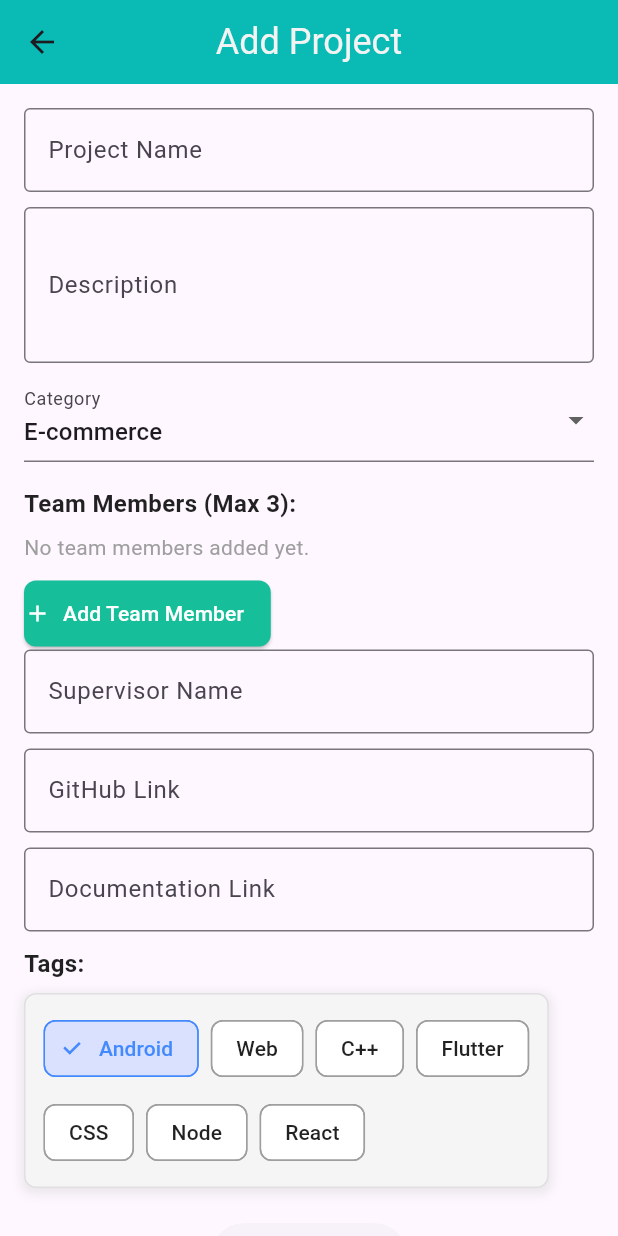
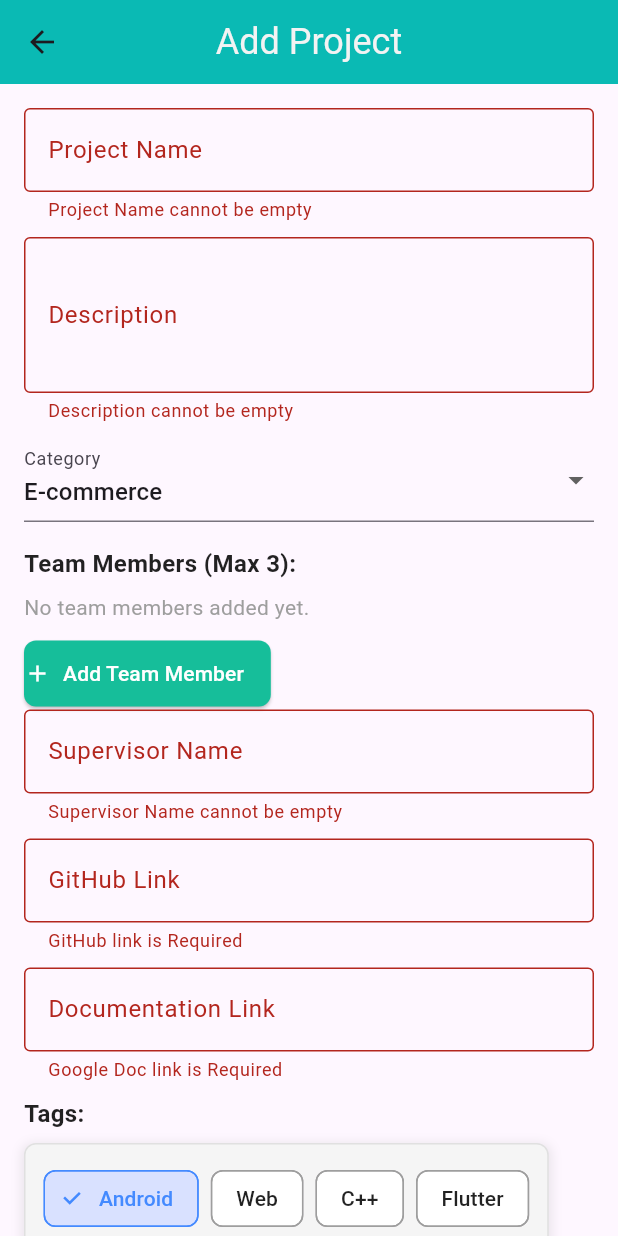
Before and after one commit to OmerFShuhag/Insight, a Flutter app: the AddProjectPage screen opened directly, after a tap on "Android", on a phone screen of 412 x 824 dp. Run offline on Flutter 3.47's test engine with Material 3 defaults, Android fonts, the phone set to English and light mode, and no system bars; our stand-ins replace cloud_firestore, curved_navigation_bar, firebase_auth, firebase_core, fluttertoast; accounts and stored records are empty.

Commit message:
Add project validation

```diff
--- a/lib/body/Home/AddProject.dart
+++ b/lib/body/Home/AddProject.dart
@@ -4,6 +4,7 @@ import 'package:insight/body/Home/AllProjects.dart';
 import 'package:insight/body/databseViewModel.dart';
 import 'package:insight/body/Project_class.dart' as projectClass;
 import 'package:insight/body/homepage.dart';
+import 'package:insight/validators.dart';
 
 class AddProjectPage extends StatefulWidget {
   @override
@@ -47,25 +48,44 @@ class _AddProjectPageState extends State<AddProjectPage> {
     'Flutter',
     'CSS',
     'Node',
-    'React'
+    'React',
+    'Python',
+    'Java',
+    'JavaScript',
   ];
+
+  bool _isFormValid = false;
+  bool _teamMembersTouched = false;
 
   void _addTeamMember(String name, String id) {
     if (_teamMembers.length < _maxTeamMembers) {
       setState(() {
         _teamMembers.add({'name': name, 'id': id});
+        _teamMembersTouched = true;
       });
+      _checkFormValidity();
     }
   }
 
   void _removeTeamMember(int index) {
     setState(() {
       _teamMembers.removeAt(index);
+      _teamMembersTouched = true;
+    });
+    _checkFormValidity();
+  }
+
+  void _checkFormValidity() {
+    final isValid = _formKey.currentState?.validate() ?? false;
+
+    final teamValid = _teamMembers.isNotEmpty;
+    setState(() {
+      _isFormValid = isValid && teamValid;
     });
   }
 
   Future<void> _saveProject() async {
-    if (_formKey.currentState!.validate()) {
+    if (_formKey.currentState!.validate() && _teamMembers.isNotEmpty) {
       final String projectId = '';
       final project = projectClass.Project(
         id: projectId,
@@ -75,7 +95,7 @@ class _AddProjectPageState extends State<AddProjectPage> {
         teamMembers: _teamMembers,
         supervisorName: _supervisorNameController.text,
         githubLink: _githubLinkController.text,
-        DocLink: '',
+        DocLink: _docLinkController.text,
         tags: _selectedTags,
       );
 
@@ -91,6 +111,8 @@ class _AddProjectPageState extends State<AddProjectPage> {
           _teamMembers.clear();
           _selectedTags.clear();
           _selectedCategory = _categories.first;
+          _teamMembersTouched = false;
+          _isFormValid = false;
         });
         Navigator.of(context).pushReplacement(
           MaterialPageRoute(builder: (context) => Homepage()),
@@ -127,14 +149,16 @@ class _AddProjectPageState extends State<AddProjectPage> {
               _buildTextField(
                 controller: _projectNameController,
                 label: 'Project Name',
-                validatorMessage: 'Please enter project name',
+                validator: (value) =>
+                    Validators.validateField(value, 'Project Name'),
               ),
               const SizedBox(height: 10),
               _buildTextField(
                 controller: _descriptionController,
                 label: 'Description',
                 maxLines: 3,
-                validatorMessage: 'Please enter description',
+                validator: (value) =>
+                    Validators.validateField(value, 'Description'),
               ),
               const SizedBox(height: 10),
               _buildDropdownField(),
@@ -143,26 +167,29 @@ class _AddProjectPageState extends State<AddProjectPage> {
               _buildTextField(
                 controller: _supervisorNameController,
                 label: 'Supervisor Name',
-                validatorMessage: 'Please enter supervisor name',
+                validator: (value) =>
+                    Validators.validateField(value, 'Supervisor Name'),
               ),
               const SizedBox(height: 10),
               _buildTextField(
                 controller: _githubLinkController,
                 label: 'GitHub Link',
-                validatorMessage: 'Please enter GitHub link',
+                validator: (value) =>
+                    Validators.validateField(value, 'GitHub Link'),
               ),
               const SizedBox(height: 10),
               _buildTextField(
                 controller: _docLinkController,
                 label: 'Documentation Link',
-                validatorMessage: 'Please enter documentation link',
+                validator: (value) =>
+                    Validators.validateField(value, 'Document Link'),
               ),
               const SizedBox(height: 10),
               _buildTagsSection(),
               const SizedBox(height: 20.0),
               Center(
                 child: ElevatedButton(
-                  onPressed: _saveProject,
+                  onPressed: _isFormValid ? _saveProject : null,
                   child: const Text('Save Project'),
                 ),
               ),
@@ -176,16 +203,17 @@ class _AddProjectPageState extends State<AddProjectPage> {
   Widget _buildTextField({
     required TextEditingController controller,
     required String label,
-    String? validatorMessage,
+    FormFieldValidator<String>? validator,
     int maxLines = 1,
   }) {
     return TextFormField(
+      autovalidateMode: AutovalidateMode.onUserInteraction,
       controller: controller,
       decoration:
           InputDecoration(labelText: label, border: const OutlineInputBorder()),
       maxLines: maxLines,
-      validator: (value) =>
-          value != null && value.isEmpty ? validatorMessage : null,
+      validator: validator,
+      onChanged: (_) => _checkFormValidity(),
     );
   }
 
@@ -259,6 +287,11 @@ class _AddProjectPageState extends State<AddProjectPage> {
             'No team members added yet.',
             style: TextStyle(color: Colors.grey),
           ),
+        if (_teamMembersTouched && _teamMembers.isEmpty)
+          const Text(
+            'Please add at least one team member.',
+            style: TextStyle(color: Colors.red),
+          ),
         if (_teamMembers.length < _maxTeamMembers)
           Padding(
             padding: const EdgeInsets.only(top: 10.0),
@@ -299,13 +332,15 @@ class _AddProjectPageState extends State<AddProjectPage> {
                 _buildTextField(
                   controller: nameController,
                   label: 'Name',
-                  validatorMessage: 'Name is required',
+                  validator: (value) =>
+                      Validators.validateField(value, 'Team Member Name'),
                 ),
                 const SizedBox(height: 8.0),
                 _buildTextField(
                   controller: idController,
                   label: 'ID',
-                  validatorMessage: 'ID is required',
+                  validator: (value) =>
+                      Validators.validateField(value, 'Team Member ID'),
                 ),
               ],
             ),
@@ -377,6 +412,7 @@ class _AddProjectPageState extends State<AddProjectPage> {
                       _selectedTags.remove(tag);
                     }
                   });
+                  _checkFormValidity();
                 },
                 selectedColor: Colors.blueAccent.withOpacity(0.2),
                 checkmarkColor: Colors.blueAccent,
--- a/lib/body/Home/Project_Details.dart
+++ b/lib/body/Home/Project_Details.dart
@@ -29,6 +29,9 @@ class ProjectDetailsPage extends StatelessWidget {
             Text('GitHub Link: ${project.githubLink}',
                 style: TextStyle(fontSize: 16)),
             SizedBox(height: 8),
+            Text('Doc Link: ${project.DocLink}',
+                style: TextStyle(fontSize: 16)),
+            SizedBox(height: 8),
             Text('Description:',
                 style: TextStyle(fontSize: 16, fontWeight: FontWeight.bold)),
             Text(project.description, style: TextStyle(fontSize: 14)),
--- /dev/null
+++ b/lib/body/Project_list.dart
@@ -0,0 +1,82 @@
+import 'package:flutter/material.dart';
+import 'package:insight/body/Project_class.dart';
+import 'package:insight/body/Home/Project_Details.dart';
+
+class ProjectListView extends StatelessWidget {
+  final List<Project> projects;
+
+  const ProjectListView({Key? key, required this.projects}) : super(key: key);
+
+  @override
+  Widget build(BuildContext context) {
+    return ListView.builder(
+      itemCount: projects.length,
+      itemBuilder: (context, index) {
+        final project = projects[index];
+        return ProjectCard(project: project);
+      },
+    );
+  }
+}
+
+class ProjectCard extends StatefulWidget {
+  final Project project;
+
+  const ProjectCard({required this.project});
+
+  @override
+  _ProjectCardState createState() => _ProjectCardState();
+}
+
+class _ProjectCardState extends State<ProjectCard> {
+  bool _isExpanded = false;
+
+  @override
+  Widget build(BuildContext context) {
+    return Card(
+      margin: EdgeInsets.all(10),
+      elevation: 4,
+      child: InkWell(
+        onTap: () {
+          setState(() {
+            _isExpanded = !_isExpanded;
+          });
+        },
+        child: Column(
+          children: [
+            ListTile(
+              title: Text(widget.project.projectName),
+              subtitle: Text(widget.project.category),
+            ),
+            if (_isExpanded) ...[
+              Padding(
+                padding: const EdgeInsets.all(8.0),
+                child: Text(widget.project.description),
+              ),
+              Padding(
+                padding: const EdgeInsets.all(8.0),
+                child: Wrap(
+                  children: widget.project.tags
+                      .map((tag) => Chip(label: Text(tag)))
+                      .toList(),
+                ),
+              ),
+              ElevatedButton(
+                onPressed: () {
+                  Navigator.push(
+                    context,
+                    MaterialPageRoute(
+                      builder: (context) =>
+                          ProjectDetailsPage(project: widget.project),
+                    ),
+                  );
+                },
+                child: Text('View Full Project Info'),
+              ),
+            ],
+          ],
+        ),
+      ),
+    );
+  }
+}
--- a/lib/validators.dart
+++ b/lib/validators.dart
@@ -53,4 +53,56 @@ class Validators {
     }
     return null;
   }
+
+  static String? validateField(String? value, String name) {
+    if (name == 'GitHub Link') {
+      return validateGitHubLink(value, name);
+    } else if (name == 'Document Link') {
+      return validateGoogleDocLink(value, name);
+    } else if (name == 'Project Name' ||
+        name == 'Description' ||
+        name == 'Supervisor Name' ||
+        name == 'Team Member Name') {
+      if (value == null || value.trim().isEmpty) {
+        return '$name cannot be empty';
+      }
+      final fieldRegex = RegExp(r'^[a-zA-Z0-9\s]+$');
+      if (!fieldRegex.hasMatch(value)) {
+        return 'Enter a valid $name';
+      }
+    } else if (name == 'Team Member ID') {
+      if (value == null || value.trim().isEmpty) {
+        return 'ID is Required';
+      }
+      final idRegex = RegExp(r'^[0-9]{16}$');
+      if (!idRegex.hasMatch(value)) {
+        return 'Enter a Valid 16 digit ID';
+      }
+    }
+    return null;
+  }
+
+  static String? validateGitHubLink(String? value, String name) {
+    if (value == null || value.trim().isEmpty) {
+      return 'GitHub link is Required';
+    }
+    final githubLinkRegex =
+        RegExp(r'^(https?:\/\/)?(www\.)?github\.com\/[A-Za-z0-9_-]+\/?$');
+    if (!githubLinkRegex.hasMatch(value)) {
+      return 'Enter a Valid GitHub link';
+    }
+    return null;
+  }
+
+  static String? validateGoogleDocLink(String? value, String name) {
+    if (value == null || value.trim().isEmpty) {
+      return 'Google Doc link is Required';
+    }
+    final googleDocLinkRegex = RegExp(
+        r'^(https?:\/\/)?(docs\.google\.com\/document\/d\/[a-zA-Z0-9_-]+)(\/[^\/\s]*)?(\?[^\s]*)?(#.*)?$');
+    if (!googleDocLinkRegex.hasMatch(value)) {
+      return 'Enter a Valid Google Doc link';
+    }
+    return null;
+  }
 }
```
Also changed, not shown: lib/body/Home/AllProjects.dart (+2 -69 lines).
